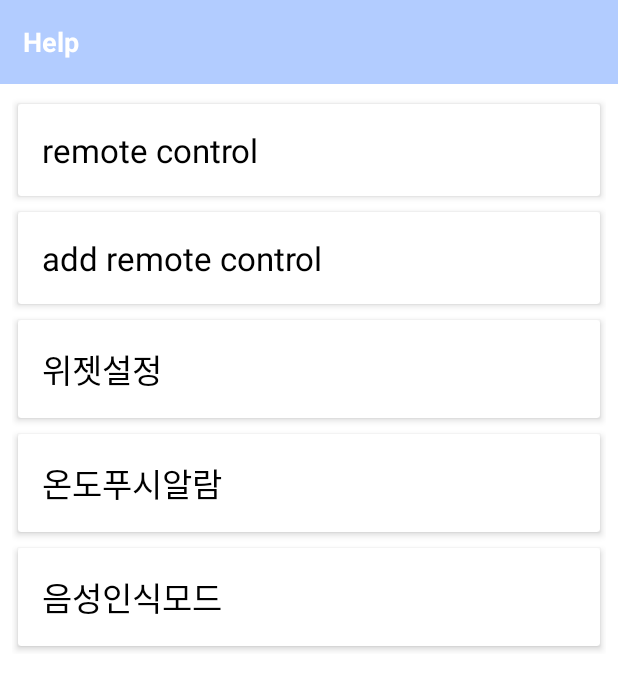
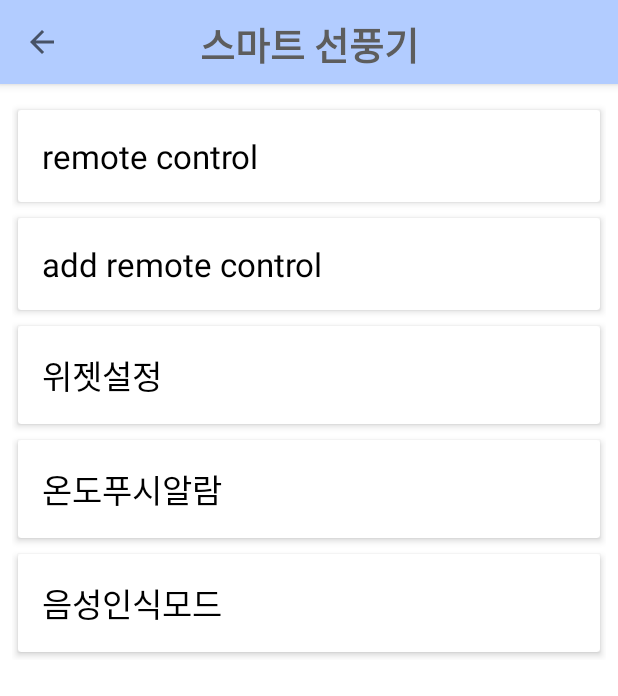
Before and after one commit to psh0121/smart-fan, an Android app: the Settings_Advice screen opened directly, with no data from a screen before it, on a phone screen of 412 x 824 dp. Shown: the top 696 px of the screen. Run offline under Robolectric (Android 15) with nearby library versions, the phone set to English and light mode, and no system bars.

Commit message:
툴바 생성 및 환경설정의 리스트의 각 항목 재배치
1) settings의 각 리스트들을 클릭시 각 화면으로 접속한 후 뒤로갈 수 있도록 툴바에 back버튼 적용

2) settings_temperature화면에서 새로 적용한 툴바로 인해 깨진 배치구도를 재정비

3) settings_advice인 도움말에서 '분류'정보를 확인할 수 있는 api공간 삭제

```diff
--- a/SmartFan/app/src/main/AndroidManifest.xml
+++ b/SmartFan/app/src/main/AndroidManifest.xml
@@ -12,7 +12,7 @@
         <activity android:name=".Settings_Advice"></activity>
         <activity android:name=".Settings_Voice" />
         <activity android:name=".Settings_Temperature" />
-        <activity android:name=".Settings_Widget" />
+        <activity android:name=".Settings_Widget"/>
         <activity android:name=".MainActivity" />
         <activity android:name=".IntroActivity">
             <intent-filter>
--- a/SmartFan/app/src/main/java/com/example/smartfan/Settings_Advice.java
+++ b/SmartFan/app/src/main/java/com/example/smartfan/Settings_Advice.java
@@ -4,6 +4,7 @@ import androidx.appcompat.app.AppCompatActivity;
 import androidx.recyclerview.widget.RecyclerView;
 
 import android.os.Bundle;
+import android.view.MenuItem;
 
 import java.util.ArrayList;
 import java.util.List;
@@ -18,11 +19,28 @@ public class Settings_Advice extends AppCompatActivity {
         super.onCreate(savedInstanceState);
         setContentView(R.layout.settings__advice);
 
+        androidx.appcompat.widget.Toolbar toolbar = findViewById(R.id.toolbar);
+        setSupportActionBar(toolbar);
+        getSupportActionBar().setTitle(null); // 화면에 보이는 앱 제목 타이틀을 제거
+
+        getSupportActionBar().setDisplayHomeAsUpEnabled(true);
+
         recyclerView = findViewById(R.id.settings_recyclerView);
 
         initData();
         setRecyclerView();
 
+    }
+
+    @Override
+    public boolean onOptionsItemSelected(MenuItem item) {
+        switch (item.getItemId()){
+            case android.R.id.home:{ //toolbar의 back키 눌렀을 때 동작
+                finish();
+                return true;
+            }
+        }
+        return super.onOptionsItemSelected(item);
     }
 
     private void setRecyclerView() {
@@ -35,11 +53,11 @@ public class Settings_Advice extends AppCompatActivity {
 
         versionsList = new ArrayList<>();
 
-        versionsList.add(new Settings_Advice_Versions("remote control", "불라불라", "머시기머시기", "랄랄라"));
-        versionsList.add(new Settings_Advice_Versions("add remote control", "블라블라", "머시기머시기", "랄랄라"));
-        versionsList.add(new Settings_Advice_Versions("위젯설정", "블라블라", "머시기머시기", "랄랄라"));
-        versionsList.add(new Settings_Advice_Versions("온도푸시알람", "블라블라", "머시기머시기", "랄랄라"));
-        versionsList.add(new Settings_Advice_Versions("음성인식모드", "블라블라", "머시기머시기", "랄랄라"));
+        versionsList.add(new Settings_Advice_Versions("remote control", "불라불라", "머시기머시기"));
+        versionsList.add(new Settings_Advice_Versions("add remote control", "블라블라", "머시기머시기"));
+        versionsList.add(new Settings_Advice_Versions("위젯설정", "블라블라", "머시기머시기"));
+        versionsList.add(new Settings_Advice_Versions("온도푸시알람", "블라블라", "머시기머시기"));
+        versionsList.add(new Settings_Advice_Versions("음성인식모드", "블라블라", "머시기머시기"));
 
     }
 }
--- a/SmartFan/app/src/main/java/com/example/smartfan/Settings_Advice_Versions.java
+++ b/SmartFan/app/src/main/java/com/example/smartfan/Settings_Advice_Versions.java
@@ -2,7 +2,7 @@ package com.example.smartfan;
 
 public class Settings_Advice_Versions {
 
-    private String codeName, version, apilevel, description;
+    private String codeName, version, description;
     private boolean expandable;
 
     public boolean isExpandable() {
@@ -13,10 +13,9 @@ public class Settings_Advice_Versions {
         this.expandable = expandable;
     }
 
-    public Settings_Advice_Versions(String codeName, String version, String apilevel, String description) {
+    public Settings_Advice_Versions(String codeName, String version, String description) {
         this.codeName = codeName;
         this.version = version;
-        this.apilevel = apilevel;
         this.description = description;
         this.expandable = false;
     }
@@ -37,14 +36,6 @@ public class Settings_Advice_Versions {
         this.version = vseion;
     }
 
-    public String getApilevel() {
-        return apilevel;
-    }
-
-    public void setApilevel(String apilevel) {
-        this.apilevel = apilevel;
-    }
-
     public String getDescription() {
         return description;
     }
@@ -58,7 +49,6 @@ public class Settings_Advice_Versions {
         return "Settings_Advice_Versions{" +
                 "codeName='" + codeName + '\'' +
                 ", version='" + version + '\'' +
-                ", apilevel='" + apilevel + '\'' +
                 ", description='" + description + '\'' +
                 '}';
     }
--- a/SmartFan/app/src/main/java/com/example/smartfan/Settings_Advice_VersionsAdapter.java
+++ b/SmartFan/app/src/main/java/com/example/smartfan/Settings_Advice_VersionsAdapter.java
@@ -35,7 +35,6 @@ public class Settings_Advice_VersionsAdapter extends RecyclerView.Adapter<Settin
         Settings_Advice_Versions versions = versionsList.get(position);
         holder.codeNameTxt.setText(versions.getCodeName());
         holder.versionTxt.setText(versions.getVersion());
-        holder.apiLevelTxt.setText(versions.getApilevel());
         holder.descriptionTxt.setText(versions.getDescription());
 
         boolean isExpandable = versionsList.get(position).isExpandable();
@@ -50,7 +49,7 @@ public class Settings_Advice_VersionsAdapter extends RecyclerView.Adapter<Settin
 
     public class VersionVH extends RecyclerView.ViewHolder {
 
-        TextView codeNameTxt, versionTxt, apiLevelTxt, descriptionTxt;
+        TextView codeNameTxt, versionTxt, descriptionTxt;
         LinearLayout linearLayout;
         RelativeLayout expandableLayout;
 
@@ -59,7 +58,6 @@ public class Settings_Advice_VersionsAdapter extends RecyclerView.Adapter<Settin
 
             codeNameTxt = itemView.findViewById(R.id.settings_codename);
             versionTxt = itemView.findViewById(R.id.settings_version);
-            apiLevelTxt = itemView.findViewById(R.id.settings_apilevel);
             descriptionTxt = itemView.findViewById(R.id.settings_description);
 
             linearLayout = itemView.findViewById(R.id.settings_linearlayout);
--- /dev/null
+++ b/SmartFan/app/src/main/res/drawable/ic_back.xml
@@ -0,0 +1,5 @@
+<vector android:height="30dp" android:tint="#525252"
+    android:viewportHeight="24" android:viewportWidth="24"
+    android:width="30dp" xmlns:android="http://schemas.android.com/apk/res/android">
+    <path android:fillColor="@android:color/white" android:pathData="M21,11H6.83l3.58,-3.59L9,6l-6,6 6,6 1.41,-1.41L6.83,13H21z"/>
+</vector>
--- a/SmartFan/app/src/main/res/layout/settings__advice.xml
+++ b/SmartFan/app/src/main/res/layout/settings__advice.xml
@@ -4,39 +4,20 @@
     xmlns:tools="http://schemas.android.com/tools"
     android:layout_width="match_parent"
     android:layout_height="match_parent"
-    android:gravity="center"
-    android:orientation="vertical"
     tools:context=".Settings_Advice">
 
-    <LinearLayout
-        android:id="@+id/layoutToolBar"
-        android:layout_width="match_parent"
-        android:layout_height="?actionBarSize"
-        android:background="@color/colorPrimary"
-        android:gravity="center_vertical"
-        android:orientation="horizontal"
-        android:paddingStart="15dp"
-        android:paddingEnd="15dp"
-        app:layout_constraintTop_toTopOf="parent">
-
-        <TextView
-            android:id="@+id/textTitle"
-            android:layout_width="match_parent"
-            android:layout_height="wrap_content"
-            android:text="Help"
-            android:textColor="@color/colorWhite"
-            android:textSize="18sp"
-            android:textStyle="bold" />
-
-    </LinearLayout>
+    <include
+        android:id="@+id/toolbar"
+        layout="@layout/toolbar"/>
 
     <LinearLayout
         android:layout_width="match_parent"
-        android:layout_height="0dp"
+        android:layout_height="wrap_content"
         android:orientation="vertical"
         android:padding="8dp"
+        app:layout_constraintVertical_bias="0.01"
         app:layout_constraintBottom_toBottomOf="parent"
-        app:layout_constraintTop_toBottomOf="@id/layoutToolBar">
+        app:layout_constraintTop_toBottomOf="@id/toolbar">
 
         <androidx.recyclerview.widget.RecyclerView
             android:id="@+id/settings_recyclerView"
--- a/SmartFan/app/src/main/res/layout/settings_advice_row.xml
+++ b/SmartFan/app/src/main/res/layout/settings_advice_row.xml
@@ -39,17 +39,6 @@
             <TextView
                 android:layout_width="wrap_content"
                 android:layout_height="wrap_content"
-                android:id="@+id/settings_apilevel"
-                android:text="Api Level"
-                android:padding="16dp"
-                android:textSize="18sp"
-                android:textStyle="bold"
-                android:layout_alignParentRight="true"
-                android:layout_alignParentEnd="true"/>
-
-            <TextView
-                android:layout_width="wrap_content"
-                android:layout_height="wrap_content"
                 android:id="@+id/settings_description"
                 android:text="Description"
                 android:padding="16dp"
--- /dev/null
+++ b/SmartFan/app/src/main/res/layout/toolbar.xml
@@ -0,0 +1,20 @@
+<?xml version="1.0" encoding="utf-8"?>
+<androidx.appcompat.widget.Toolbar xmlns:android="http://schemas.android.com/apk/res/android"
+    android:layout_width="match_parent"
+    android:layout_height="wrap_content"
+    android:background="@color/colorPrimary"
+    android:elevation="4dp">
+
+    <TextView
+        android:id="@+id/textTitle"
+        android:layout_width="wrap_content"
+        android:layout_height="wrap_content"
+        android:text="스마트 선풍기"
+        android:textColor="@color/colorGray"
+        android:textSize="25sp"
+        android:textStyle="bold"
+        android:paddingTop="3dp"
+        android:fontFamily="@font/hanfont_r"
+        android:layout_gravity="center" />
+
+</androidx.appcompat.widget.Toolbar>
```
Also changed, not shown: SmartFan/app/src/main/java/com/example/smartfan/Settings_Temperature.java (+19 -0 lines), SmartFan/app/src/main/java/com/example/smartfan/Settings_Voice.java (+19 -0 lines), SmartFan/app/src/main/java/com/example/smartfan/Settings_Widget.java (+20 -0 lines), SmartFan/app/src/main/res/layout/settings__temperature.xml (+18 -37 lines), SmartFan/app/src/main/res/layout/settings__voice.xml (+10 -31 lines), SmartFan/app/src/main/res/layout/settings__widget.xml (+9 -30 lines).
